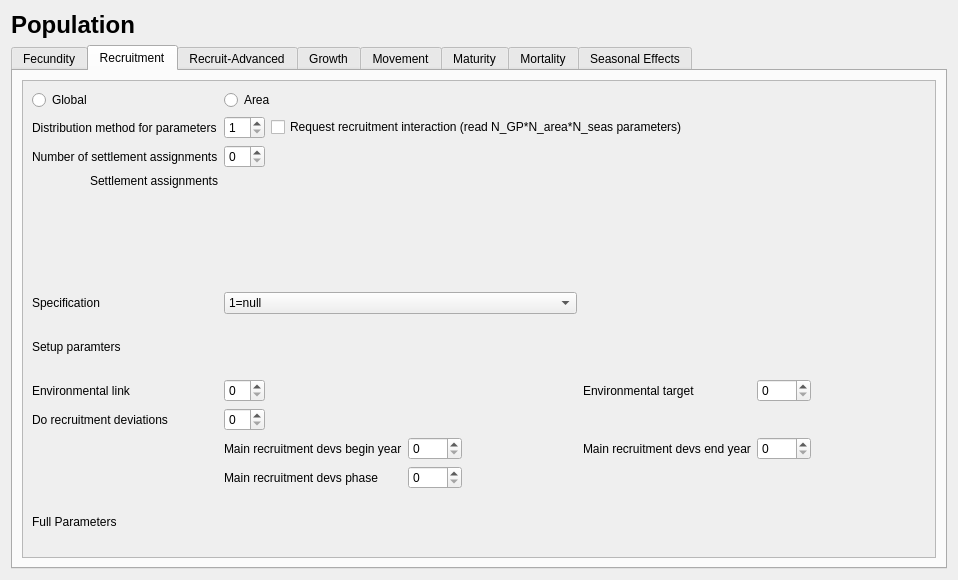
Old version of the form src/population_widget.ui in the repository nmfs-ost/ss3-ssi.
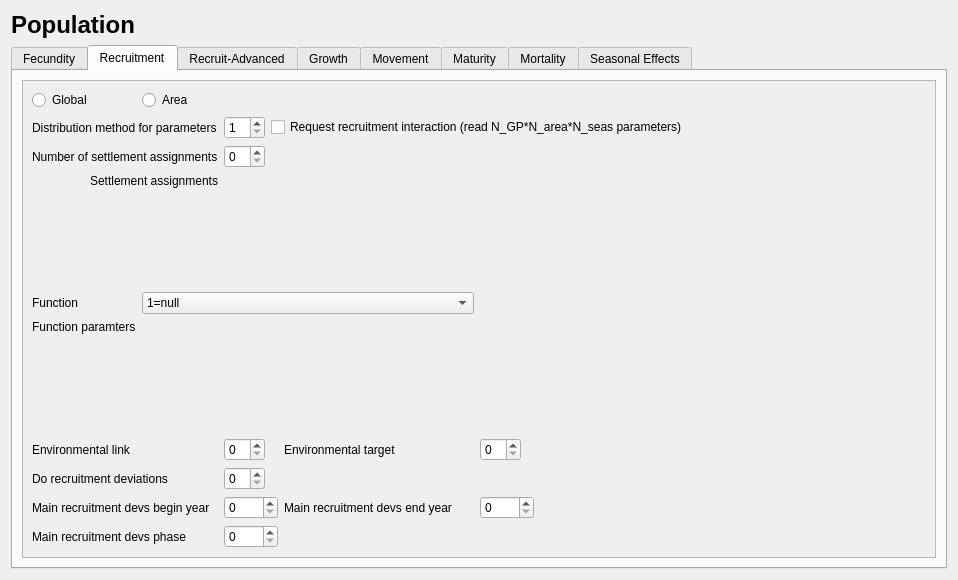
New version of the form. The open tabs and pages were chosen to show the change. Icons and pictures are not drawn.

Commit message: Working on display of population data (ctl file)

```diff
--- a/src/population_widget.ui
+++ b/src/population_widget.ui
@@ -60,7 +60,7 @@
    <item>
     <widget class="QTabWidget" name="tabWidget">
      <property name="currentIndex">
-      <number>3</number>
+      <number>0</number>
      </property>
      <property name="movable">
       <bool>true</bool>
@@ -430,82 +430,17 @@
           <layout class="QVBoxLayout" name="verticalLayout_10">
            <item>
             <layout class="QGridLayout" name="gridLayout_recruitment">
-             <item row="8" column="0">
-              <widget class="QLabel" name="label_sr_do_recr_dev">
-               <property name="text">
-                <string>Do recruitment deviations</string>
-               </property>
-              </widget>
-             </item>
-             <item row="7" column="1">
-              <widget class="QSpinBox" name="spinBox_sr_env_link"/>
-             </item>
-             <item row="9" column="3">
-              <widget class="QSpinBox" name="spinBox_sr_recr_dev_begin_yr">
-               <property name="maximum">
-                <number>3000</number>
-               </property>
-              </widget>
-             </item>
-             <item row="7" column="5">
-              <widget class="QLabel" name="label_sr_env_tgt">
-               <property name="text">
-                <string>Environmental target</string>
-               </property>
-              </widget>
-             </item>
-             <item row="9" column="1" colspan="2">
-              <widget class="QLabel" name="label_sr_recr_dev_begin_yr">
-               <property name="text">
-                <string>Main recruitment devs begin year</string>
-               </property>
-              </widget>
-             </item>
-             <item row="9" column="5">
-              <widget class="QLabel" name="label_sr_recr_dev_end_yr">
-               <property name="text">
-                <string>Main recruitment devs end year</string>
-               </property>
-              </widget>
-             </item>
-             <item row="9" column="6">
-              <widget class="QSpinBox" name="spinBox_sr_recr_dev_end_yr">
-               <property name="maximum">
-                <number>3000</number>
-               </property>
-              </widget>
-             </item>
-             <item row="7" column="6">
-              <widget class="QSpinBox" name="spinBox_sr_env_tgt"/>
-             </item>
-             <item row="10" column="1" colspan="2">
-              <widget class="QLabel" name="label_sr_recr_dev_phase">
-               <property name="text">
-                <string>Main recruitment devs phase</string>
-               </property>
-              </widget>
-             </item>
              <item row="5" column="0">
               <widget class="QLabel" name="label_recr_spec">
                <property name="text">
-                <string>Specification</string>
+                <string>Function</string>
                </property>
               </widget>
              </item>
-             <item row="6" column="0">
-              <widget class="QLabel" name="label_recr_params">
-               <property name="text">
-                <string>Setup paramters</string>
-               </property>
-              </widget>
+             <item row="7" column="2">
+              <widget class="QSpinBox" name="spinBox_sr_env_link"/>
              </item>
-             <item row="6" column="1" colspan="5">
-              <layout class="QVBoxLayout" name="verticalLayout_recr_params"/>
-             </item>
-             <item row="10" column="3">
-              <widget class="QSpinBox" name="spinBox_sr_recr_dev_phase"/>
-             </item>
-             <item row="7" column="7">
+             <item row="7" column="8">
               <spacer name="horizontalSpacer">
                <property name="orientation">
                 <enum>Qt::Horizontal</enum>
@@ -518,72 +453,13 @@
                </property>
               </spacer>
              </item>
-             <item row="2" column="0">
-              <widget class="QLabel" name="label_recr_num_assigns">
-               <property name="text">
-                <string>Number of settlement assignments</string>
-               </property>
-              </widget>
-             </item>
-             <item row="2" column="1">
+             <item row="2" column="2">
               <widget class="QSpinBox" name="spinBox_recr_num_assigns"/>
              </item>
-             <item row="8" column="1">
+             <item row="8" column="2">
               <widget class="QSpinBox" name="spinBox_sr_do_recr_dev"/>
              </item>
-             <item row="9" column="4">
-              <spacer name="horizontalSpacer_recr2">
-               <property name="orientation">
-                <enum>Qt::Horizontal</enum>
-               </property>
-               <property name="sizeHint" stdset="0">
-                <size>
-                 <width>40</width>
-                 <height>20</height>
-                </size>
-               </property>
-              </spacer>
-             </item>
-             <item row="5" column="1" colspan="4">
-              <widget class="QComboBox" name="comboBox_recr_spec">
-               <item>
-                <property name="text">
-                 <string>1=null</string>
-                </property>
-               </item>
-               <item>
-                <property name="text">
-                 <string>2=Ricker (2 parameters)</string>
-                </property>
-               </item>
-               <item>
-                <property name="text">
-                 <string>3=standard Beverton-Holt (2 parameters)</string>
-                </property>
-               </item>
-               <item>
-                <property name="text">
-                 <string>4=ignore steepness and no bias adj (2 parameters)</string>
-                </property>
-               </item>
-               <item>
-                <property name="text">
-                 <string>5=hockey stick (3 parameters)</string>
-                </property>
-               </item>
-               <item>
-                <property name="text">
-                 <string>6=Beverton-Holt with flat-top (2 parameters)</string>
-                </property>
-               </item>
-               <item>
-                <property name="text">
-                 <string>7=survivorship function (3 parameters)</string>
-                </property>
-               </item>
-              </widget>
-             </item>
-             <item row="1" column="1">
+             <item row="1" column="2">
               <widget class="QSpinBox" name="spinBox_recr_dist_params">
                <property name="minimum">
                 <number>1</number>
@@ -593,26 +469,6 @@
                </property>
               </widget>
              </item>
-             <item row="2" column="2">
-              <spacer name="horizontalSpacer_recr1">
-               <property name="orientation">
-                <enum>Qt::Horizontal</enum>
-               </property>
-               <property name="sizeHint" stdset="0">
-                <size>
-                 <width>40</width>
-                 <height>20</height>
-                </size>
-               </property>
-              </spacer>
-             </item>
-             <item row="7" column="0">
-              <widget class="QLabel" name="label_sr_env_link">
-               <property name="text">
-                <string>Environmental link</string>
-               </property>
-              </widget>
-             </item>
              <item row="0" column="0">
               <widget class="QRadioButton" name="radioButton_global">
                <property name="text">
@@ -620,13 +476,34 @@
                </property>
               </widget>
              </item>
-             <item row="1" column="0">
+             <item row="1" column="3" colspan="6">
+              <widget class="QCheckBox" name="checkBox_recr_interaction">
+               <property name="text">
+                <string>Request recruitment interaction (read N_GP*N_area*N_seas parameters)</string>
+               </property>
+              </widget>
+             </item>
+             <item row="2" column="0" colspan="2">
+              <widget class="QLabel" name="label_recr_num_assigns">
+               <property name="text">
+                <string>Number of settlement assignments</string>
+               </property>
+              </widget>
+             </item>
+             <item row="1" column="0" colspan="2">
               <widget class="QLabel" name="label_recr_dist_params">
                <property name="text">
                 <string>Distribution method for parameters</string>
                </property>
               </widget>
              </item>
+             <item row="8" column="0" colspan="2">
+              <widget class="QLabel" name="label_sr_do_recr_dev">
+               <property name="text">
+                <string>Do recruitment deviations</string>
+               </property>
+              </widget>
+             </item>
              <item row="0" column="1" colspan="2">
               <widget class="QRadioButton" name="radioButton_area">
                <property name="text">
@@ -634,17 +511,30 @@
                </property>
               </widget>
              </item>
-             <item row="1" column="2" colspan="6">
-              <widget class="QCheckBox" name="checkBox_recr_interaction">
+             <item row="7" column="0" colspan="2">
+              <widget class="QLabel" name="label_sr_env_link">
                <property name="text">
-                <string>Request recruitment interaction (read N_GP*N_area*N_seas parameters)</string>
+                <string>Environmental link</string>
                </property>
               </widget>
              </item>
-             <item row="3" column="1" rowspan="2" colspan="3">
+             <item row="6" column="0">
+              <widget class="QLabel" name="label_recr_params">
+               <property name="text">
+                <string>Function paramters</string>
+               </property>
+               <property name="alignment">
+                <set>Qt::AlignLeading|Qt::AlignLeft|Qt::AlignTop</set>
+               </property>
+              </widget>
+             </item>
+             <item row="6" column="1" colspan="8">
+              <layout class="QVBoxLayout" name="verticalLayout_recr_full_params"/>
+             </item>
+             <item row="3" column="2" colspan="3">
               <layout class="QHBoxLayout" name="horizontalLayout_recr_assigns"/>
              </item>
-             <item row="3" column="0" rowspan="2">
+             <item row="3" column="0" colspan="2">
               <widget class="QLabel" name="label_recr_assigns">
                <property name="text">
                 <string>Settlement assignments</string>
@@ -654,15 +544,121 @@
                </property>
               </widget>
              </item>
-             <item row="11" column="0">
-              <widget class="QLabel" name="label_5">
+             <item row="5" column="1" colspan="4">
+              <widget class="QComboBox" name="comboBox_recr_spec">
+               <item>
+                <property name="text">
+                 <string>1=null</string>
+                </property>
+               </item>
+               <item>
+                <property name="text">
+                 <string>2=Ricker (2 parameters)</string>
+                </property>
+               </item>
+               <item>
+                <property name="text">
+                 <string>3=standard Beverton-Holt (2 parameters)</string>
+                </property>
+               </item>
+               <item>
+                <property name="text">
+                 <string>4=ignore steepness and no bias adj (2 parameters)</string>
+                </property>
+               </item>
+               <item>
+                <property name="text">
+                 <string>5=hockey stick (3 parameters)</string>
+                </property>
+               </item>
+               <item>
+                <property name="text">
+                 <string>6=Beverton-Holt with flat-top (2 parameters)</string>
+                </property>
+               </item>
+               <item>
+                <property name="text">
+                 <string>7=survivorship function (3 parameters)</string>
+                </property>
+               </item>
+              </widget>
+             </item>
+             <item row="9" column="0" colspan="2">
+              <widget class="QLabel" name="label_sr_recr_dev_begin_yr">
                <property name="text">
-                <string>Full Parameters</string>
+                <string>Main recruitment devs begin year</string>
+               </property>
+              </widget>
+             </item>
+             <item row="10" column="0" colspan="2">
+              <widget class="QLabel" name="label_sr_recr_dev_phase">
+               <property name="text">
+                <string>Main recruitment devs phase</string>
+               </property>
+              </widget>
+             </item>
+             <item row="2" column="4">
+              <spacer name="horizontalSpacer_recr1">
+               <property name="orientation">
+                <enum>Qt::Horizontal</enum>
+               </property>
+               <property name="sizeHint" stdset="0">
+                <size>
+                 <width>40</width>
+                 <height>20</height>
+                </size>
+               </property>
+              </spacer>
+             </item>
+             <item row="10" column="2" colspan="2">
+              <widget class="QSpinBox" name="spinBox_sr_recr_dev_phase"/>
+             </item>
+             <item row="9" column="2" colspan="2">
+              <widget class="QSpinBox" name="spinBox_sr_recr_dev_begin_yr">
+               <property name="maximum">
+                <number>3000</number>
+               </property>
+              </widget>
+             </item>
+             <item row="7" column="4">
+              <widget class="QLabel" name="label_sr_env_tgt">
+               <property name="text">
+                <string>Environmental target</string>
+               </property>
+              </widget>
+             </item>
+             <item row="7" column="5">
+              <widget class="QSpinBox" name="spinBox_sr_env_tgt"/>
+             </item>
+             <item row="9" column="4">
+              <widget class="QLabel" name="label_sr_recr_dev_end_yr">
+               <property name="text">
+                <string>Main recruitment devs end year</string>
+               </property>
+              </widget>
+             </item>
+             <item row="10" column="7">
+              <spacer name="horizontalSpacer_recr2">
+               <property name="orientation">
+                <enum>Qt::Horizontal</enum>
+               </property>
+               <property name="sizeHint" stdset="0">
+                <size>
+                 <width>40</width>
+                 <height>20</height>
+                </size>
+               </property>
+              </spacer>
+             </item>
+             <item row="9" column="5" colspan="2">
+              <widget class="QSpinBox" name="spinBox_sr_recr_dev_end_yr">
+               <property name="maximum">
+                <number>3000</number>
                </property>
               </widget>
              </item>
              <item row="11" column="1" colspan="7">
-              <layout class="QVBoxLayout" name="verticalLayout_recr_full_params"/>
+              <layout class="QVBoxLayout" name="verticalLayout_recr_params"/>
              </item>
             </layout>
            </item>
@@ -905,7 +901,7 @@
             </property>
            </spacer>
           </item>
-          <item row="8" column="2" colspan="3">
+          <item row="8" column="1" colspan="3">
            <layout class="QVBoxLayout" name="verticalLayout_recr_devs"/>
           </item>
          </layout>
```
The commit also changes 4 other files.
